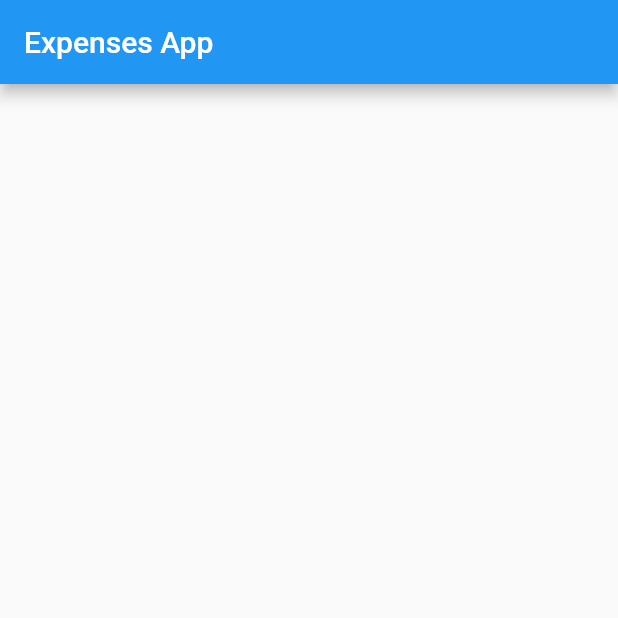
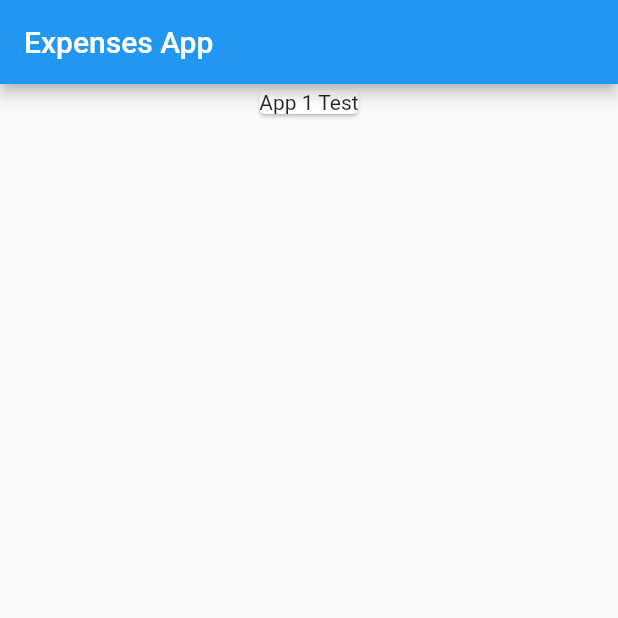
Before and after one commit to JunoSoft/expensesappflutter, a Flutter app: the screen it shows after launch, on a phone screen of 412 x 824 dp, the top half of it. Run offline on Flutter 3.47's test engine with Material 2 defaults, Android fonts, the phone set to English and light mode, and no system bars.

Commit message:
setting up changes commit

```diff
--- a/lib/main.dart
+++ b/lib/main.dart
@@ -36,8 +36,8 @@ class _MyHomePage extends StatelessWidget{
 
         child: Column(
 
-          children: <Widget>[
-
+          children: const [
+           Card(child: Text('App 1 Test'),),
           ],
         ),
       ),
```
